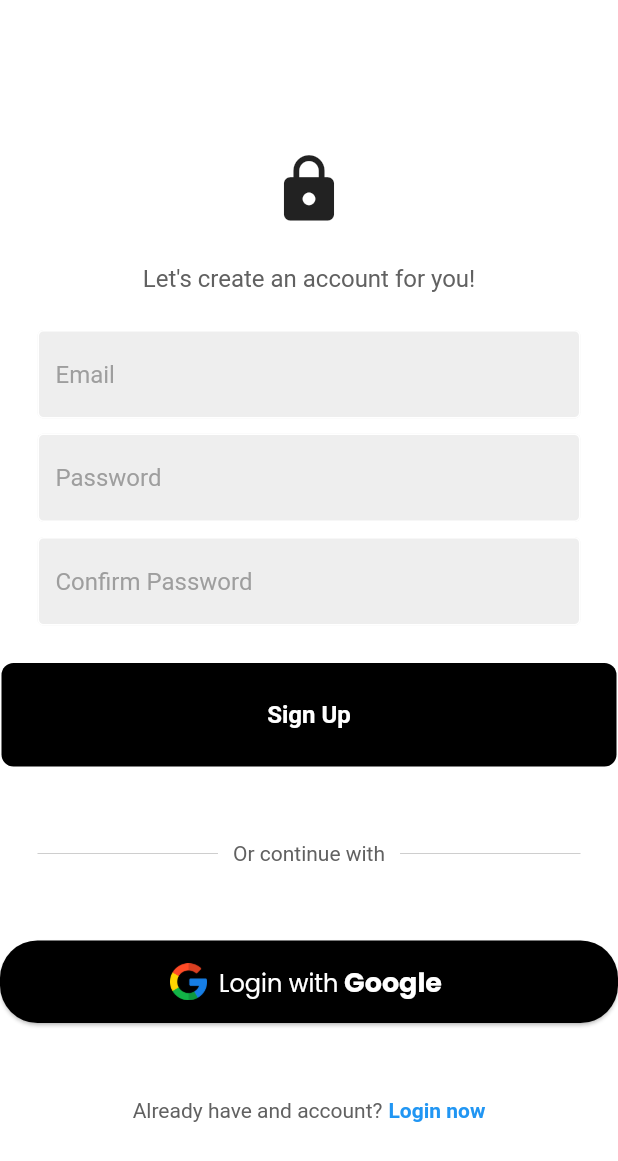
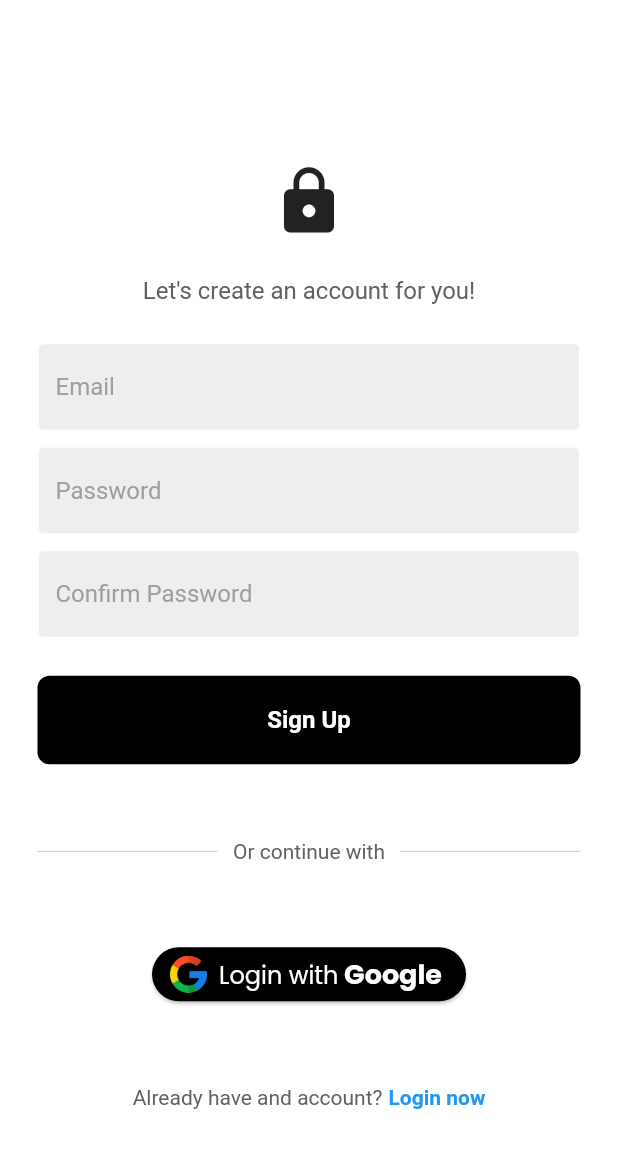
Before and after one commit to RohitKonga/Chat_App, a Flutter app: the screen it shows after launch, after a tap on "Register now", on a phone screen of 412 x 824 dp. Shown: the top 1161 px of the screen. Run offline on Flutter 3.47's test engine with Material 2 defaults, Android fonts, the light colour scheme and no system bars; our stand-ins replace cached_network_image, cloud_firestore, emoji_picker_flutter, firebase_auth, firebase_core, firebase_messaging and 5 more; missing offline and left inert: flutter_notification_channel; accounts and stored records are empty; network calls fail.

Commit message:
Commit Message

```diff
--- a/lib/components/my_button.dart
+++ b/lib/components/my_button.dart
@@ -11,8 +11,8 @@ class MyButton extends StatelessWidget {
     return GestureDetector(
       onTap: onTap,
       child: Container(
-        padding: const EdgeInsets.all(25),
-        margin: const EdgeInsets.symmetric(horizontal: 1),
+        padding: const EdgeInsets.all(20),
+        margin: const EdgeInsets.symmetric(horizontal: 25),
         decoration: BoxDecoration(
           color: Colors.black,
           borderRadius: BorderRadius.circular(8),
--- a/lib/main.dart
+++ b/lib/main.dart
@@ -9,7 +9,7 @@ import 'package:flutter/services.dart';
 import 'package:flutter_notification_channel/flutter_notification_channel.dart';
 import 'package:flutter_notification_channel/notification_importance.dart';
 import 'firebase_options.dart';
-import 'package:flutter_windowmanager/flutter_windowmanager.dart';
+// import 'package:flutter_windowmanager/flutter_windowmanager.dart';
 
 //global object for accessing device screen size
 late Size mq;
@@ -17,12 +17,12 @@ late Size mq;
 void main() async {
   WidgetsFlutterBinding.ensureInitialized();
   await FirebaseService.setupFirebase();
-  await Firebase.initializeApp(options: DefaultFirebaseOptions.currentPlatform);
-  WidgetsBinding.instance.addPostFrameCallback((timeStamp) async {
-    if (Platform.isAndroid) {
-      await FlutterWindowManager.addFlags(FlutterWindowManager.FLAG_SECURE);
-    }
-  });
+  // await Firebase.initializeApp(options: DefaultFirebaseOptions.currentPlatform);
+  // WidgetsBinding.instance.addPostFrameCallback((timeStamp) async {
+  //   if (Platform.isAndroid) {
+  //     await FlutterWindowManager.addFlags(FlutterWindowManager.FLAG_SECURE);
+  //   }
+  // });
 
   //enter full screen
   SystemChrome.setEnabledSystemUIMode(SystemUiMode.immersiveSticky);
--- a/lib/screens/auth/login.dart
+++ b/lib/screens/auth/login.dart
@@ -235,8 +235,8 @@ class _LoginPageState extends State<LoginPage> {
                                 Colors.black, //.fromARGB(255, 219, 255, 178),
                             shape: RoundedRectangleBorder(
                                 borderRadius: BorderRadius.circular(25)),
-                            elevation: 1,
-                            minimumSize: const Size.fromHeight(55)),
+                            elevation: 1),
+                        //minimumSize: const Size.fromHeight(55)),
                         onPressed: () {
                           _handleGoogleBtnClick();
                         },
--- a/lib/screens/auth/register_screen.dart
+++ b/lib/screens/auth/register_screen.dart
@@ -238,8 +238,8 @@ class _RegisterScreenState extends State<RegisterScreen> {
                                 Colors.black, //.fromARGB(255, 219, 255, 178),
                             shape: RoundedRectangleBorder(
                                 borderRadius: BorderRadius.circular(25)),
-                            elevation: 1,
-                            minimumSize: const Size.fromHeight(55)),
+                            elevation: 1),
+                            //minimumSize: const Size.fromHeight(55)),
                         onPressed: () {
                           _handleGoogleBtnClick();
                         },
--- a/lib/screens/splash_screen.dart
+++ b/lib/screens/splash_screen.dart
@@ -33,8 +33,8 @@ class _SplashScreenState extends State<SplashScreen> {
         Navigator.pushReplacement(
             context, MaterialPageRoute(builder: (_) => HomeScreen()));
       } else {
-        Navigator.pushReplacement(
-            context, MaterialPageRoute(builder: (_) => LoginOrRegisterScreen()));
+        Navigator.pushReplacement(context,
+            MaterialPageRoute(builder: (_) => LoginOrRegisterScreen()));
       }
     });
   }
@@ -58,7 +58,7 @@ class _SplashScreenState extends State<SplashScreen> {
             bottom: mq.height * .15,
             width: mq.width,
             top: mq.height * 0.79,
-            child: Text('MADE BY ROHIT WITH 💙',
+            child: Text('MADE IN INDIA WITH 💙',
                 textAlign: TextAlign.center,
                 style: GoogleFonts.poppins(
                     fontSize: 16, color: Colors.black87, letterSpacing: 1.5)))
```
Also changed, not shown: 1 other file.
